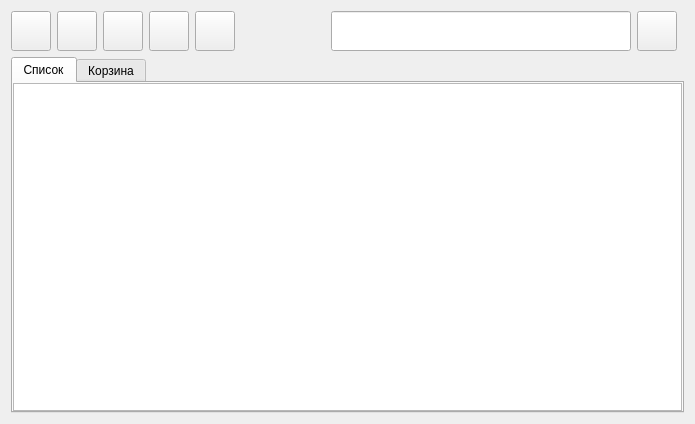
Old version of the form interface/basicForms/mappTable.ui in the repository strizh78/MApp.
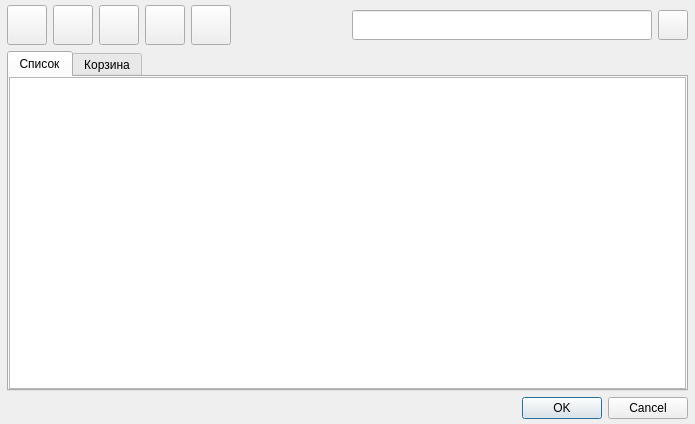
New version of the form. Icons and pictures are not drawn.

Commit message: Add appointment class and forms (#38)

```diff
--- a/interface/basicForms/mappTable.ui
+++ b/interface/basicForms/mappTable.ui
@@ -14,12 +14,27 @@
    <string>Form</string>
   </property>
   <layout class="QVBoxLayout" name="verticalLayout">
+   <property name="spacing">
+    <number>-1</number>
+   </property>
+   <property name="leftMargin">
+    <number>7</number>
+   </property>
+   <property name="topMargin">
+    <number>5</number>
+   </property>
+   <property name="rightMargin">
+    <number>7</number>
+   </property>
+   <property name="bottomMargin">
+    <number>5</number>
+   </property>
    <item>
     <layout class="QHBoxLayout" name="horizontalLayout">
      <item>
       <layout class="QHBoxLayout" name="horizontalLayout_2">
        <property name="rightMargin">
-        <number>7</number>
+        <number>0</number>
        </property>
        <item>
         <widget class="QWidget" name="buttonBar" native="true">
@@ -276,14 +291,14 @@
          </property>
          <property name="minimumSize">
           <size>
-           <width>30</width>
-           <height>30</height>
+           <width>25</width>
+           <height>25</height>
           </size>
          </property>
          <property name="maximumSize">
           <size>
-           <width>30</width>
-           <height>30</height>
+           <width>25</width>
+           <height>25</height>
           </size>
          </property>
          <property name="styleSheet">
@@ -314,7 +329,7 @@
          <property name="maximumSize">
           <size>
            <width>300</width>
-           <height>40</height>
+           <height>30</height>
           </size>
          </property>
          <property name="clearButtonEnabled">
@@ -332,14 +347,14 @@
          </property>
          <property name="minimumSize">
           <size>
-           <width>40</width>
-           <height>40</height>
+           <width>30</width>
+           <height>30</height>
           </size>
          </property>
          <property name="maximumSize">
           <size>
-           <width>40</width>
-           <height>40</height>
+           <width>30</width>
+           <height>30</height>
           </size>
          </property>
          <property name="styleSheet">
@@ -359,6 +374,12 @@
      <property name="currentIndex">
       <number>0</number>
      </property>
+     <property name="usesScrollButtons">
+      <bool>false</bool>
+     </property>
+     <property name="documentMode">
+      <bool>false</bool>
+     </property>
      <property name="tabBarAutoHide">
       <bool>true</bool>
      </property>
@@ -452,6 +473,19 @@
      </widget>
     </widget>
    </item>
+   <item>
+    <widget class="QDialogButtonBox" name="solutionBox">
+     <property name="enabled">
+      <bool>true</bool>
+     </property>
+     <property name="standardButtons">
+      <set>QDialogButtonBox::Cancel|QDialogButtonBox::Ok</set>
+     </property>
+     <property name="centerButtons">
+      <bool>false</bool>
+     </property>
+    </widget>
+   </item>
   </layout>
  </widget>
  <resources>
```
The commit also changes 48 other files.
